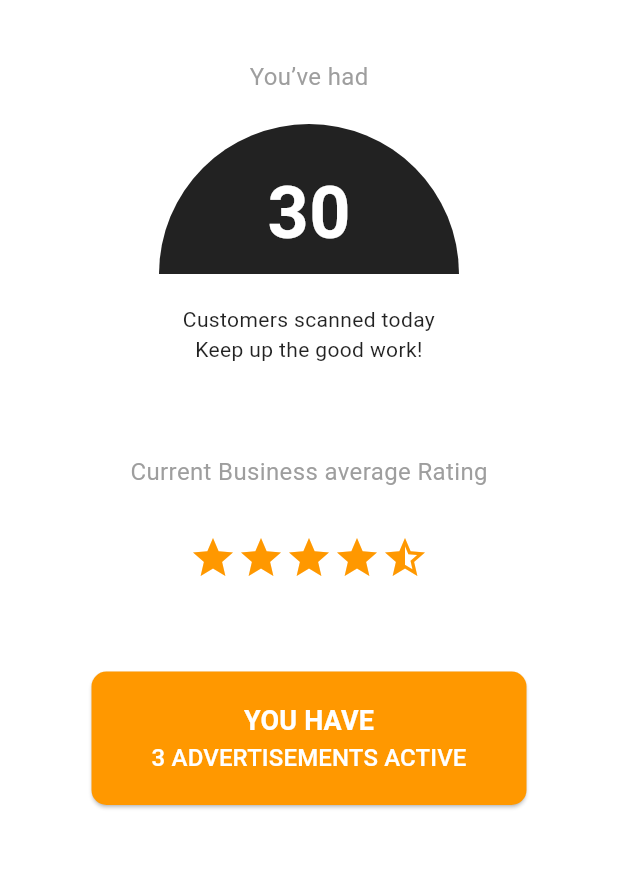
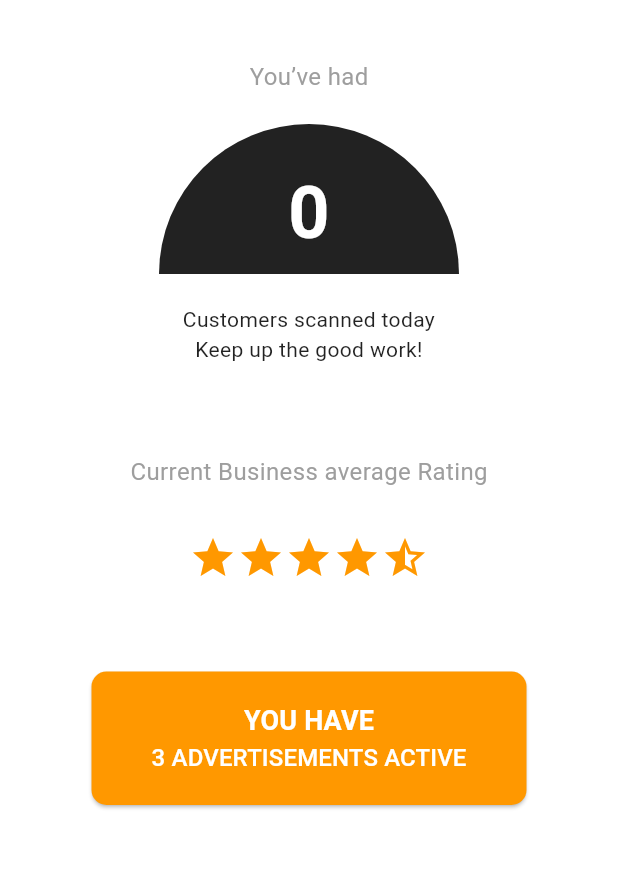
Before and after one commit to MobileDev-SEC02-G21/Senecard_flutter, a Flutter app: the OwnerPage screen opened directly, after a tap on the "menu" icon, after a tap on the "qr code" icon, on a phone screen of 412 x 824 dp, the part 212-1081 px from its top. Run offline on Flutter 3.47's test engine with Material 3 defaults, Android fonts, the phone set to English and light mode, and no system bars; our stand-ins replace cloud_firestore, firebase_core, image_picker; missing offline and left inert: qr_code_scanner; accounts and stored records are empty.

Commit message:
firebase connected, provider provided ;) and owner_page updated

```diff
--- /dev/null
+++ b/lib/view_models/owner_page_vm.dart
@@ -0,0 +1,28 @@
+import 'package:cloud_firestore/cloud_firestore.dart';
+import 'package:flutter/material.dart';
+import '../models/purchase.dart';
+
+class OwnerPageViewModel extends ChangeNotifier {
+  int customersScannedToday = 0;  // Número de clientes escaneados hoy
+
+  // Método para obtener el número de compras filtrado por storeId y date
+  Future<void> fetchCustomersScannedToday(String storeId) async {
+    try {
+      // Obtener la fecha actual en formato 'YYYY-MM-DD'
+      final String today = DateTime.now().toIso8601String().split('T').first;
+
+      // Consulta en Firestore filtrada por storeId y la fecha
+      final querySnapshot = await FirebaseFirestore.instance
+          .collection('purchases')
+          .where('storeId', isEqualTo: storeId)
+          .where('date', isEqualTo: today)  // Filtrar por la fecha actual
+          .get();
+
+      // El número de documentos en la consulta es el número de clientes escaneados
+      customersScannedToday = querySnapshot.docs.length;
+      notifyListeners();  // Notificar a la vista que hay cambios
+    } catch (e) {
+      print('Error fetching purchases: $e');
+    }
+  }
+}
--- a/lib/views/pages/Owner/owner_page.dart
+++ b/lib/views/pages/Owner/owner_page.dart
@@ -1,4 +1,6 @@
 import 'package:flutter/material.dart';
+import 'package:provider/provider.dart'; // Importa Provider
+import 'package:senecard/view_models/owner_page_vm.dart'; // Importa el ViewModel
 import 'package:senecard/views/elements/shared/sidemenu.dart';
 import 'package:senecard/views/elements/shared/topbar.dart';
 
@@ -20,7 +22,17 @@ class _OwnerPageState extends State<OwnerPage> {
   ];
 
   @override
+  void initState() {
+    super.initState();
+    // Llama a `fetchCustomersScannedToday` en el ViewModel con el `storeId` adecuado.
+    final String storeId = 'yourStoreId';  // Reemplaza `yourStoreId` con el ID de la tienda correspondiente
+    Provider.of<OwnerPageViewModel>(context, listen: false).fetchCustomersScannedToday(storeId);
+  }
+
+  @override
   Widget build(BuildContext context) {
+    final ownerPageViewModel = Provider.of<OwnerPageViewModel>(context); // Accede al ViewModel
+
     return Scaffold(
       backgroundColor: Colors.white,
       appBar: TopBar(
@@ -87,14 +99,14 @@ class _OwnerPageState extends State<OwnerPage> {
                     ),
                   ),
                 ),
-                // Texto superpuesto sobre el semicírculo
-                const Positioned(
+                // Mostrar el número de clientes escaneados desde el ViewModel
+                Positioned(
                   top: 25,
                   child: Column(
                     children: [
                       Text(
-                        '30',
-                        style: TextStyle(
+                        '${ownerPageViewModel.customersScannedToday}',  // Mostrar el número de clientes escaneados
+                        style: const TextStyle(
                           fontSize: 48,
                           fontWeight: FontWeight.bold,
                           color: Colors.white,
--- a/lib/views/pages/customer/main_page.dart
+++ b/lib/views/pages/customer/main_page.dart
@@ -3,7 +3,6 @@ import 'package:senecard/views/elements/shared/sidemenu.dart';
 import 'package:senecard/views/elements/shared/topbar.dart';
 import 'package:senecard/views/pages/customer/offers_page.dart';
 
-import '../../elements/shared/sidemenu.dart';
 
 class MainPage extends StatefulWidget {
   const MainPage({super.key});
--- a/lib/views/pages/customer/offers_page.dart
+++ b/lib/views/pages/customer/offers_page.dart
@@ -2,7 +2,6 @@ import 'package:flutter/material.dart';
 import 'package:senecard/views/elements/customer/horizontaltextcustom.dart';
 import 'package:senecard/views/elements/customer/searchbar/searchbar.dart';
 
-import '../../elements/customer/searchbar/searchbar.dart';
 
 class OffersPage extends StatefulWidget {
   final List<String> categories;
--- a/lib/views/pages/senecard.dart
+++ b/lib/views/pages/senecard.dart
@@ -8,8 +8,6 @@ import 'package:senecard/views/pages/Owner/qr_page.dart';
 import 'package:senecard/views/pages/Owner/qr_response_page.dart';
 import 'package:senecard/views/pages/customer/main_page.dart';
 import 'package:senecard/views/pages/Owner/owner_page.dart';
-
-import 'Owner/edit_business.dart';
 
 class Senecard extends StatefulWidget {
   const Senecard({super.key});
--- a/pubspec.yaml
+++ b/pubspec.yaml
@@ -33,6 +33,9 @@ dependencies:
   camera: ^0.10.0+1
   qr_code_scanner: ^1.0.0
   image_picker: ^0.8.5+3
+  cloud_firestore: ^5.4.4
+  firebase_core: ^3.6.0
+  provider: ^6.1.2
 
   # The following adds the Cupertino Icons font to your application.
   # Use with the CupertinoIcons class for iOS style icons.
```
Also changed, not shown: lib/main.dart (+16 -3 lines), pubspec.lock, 5 other files.
